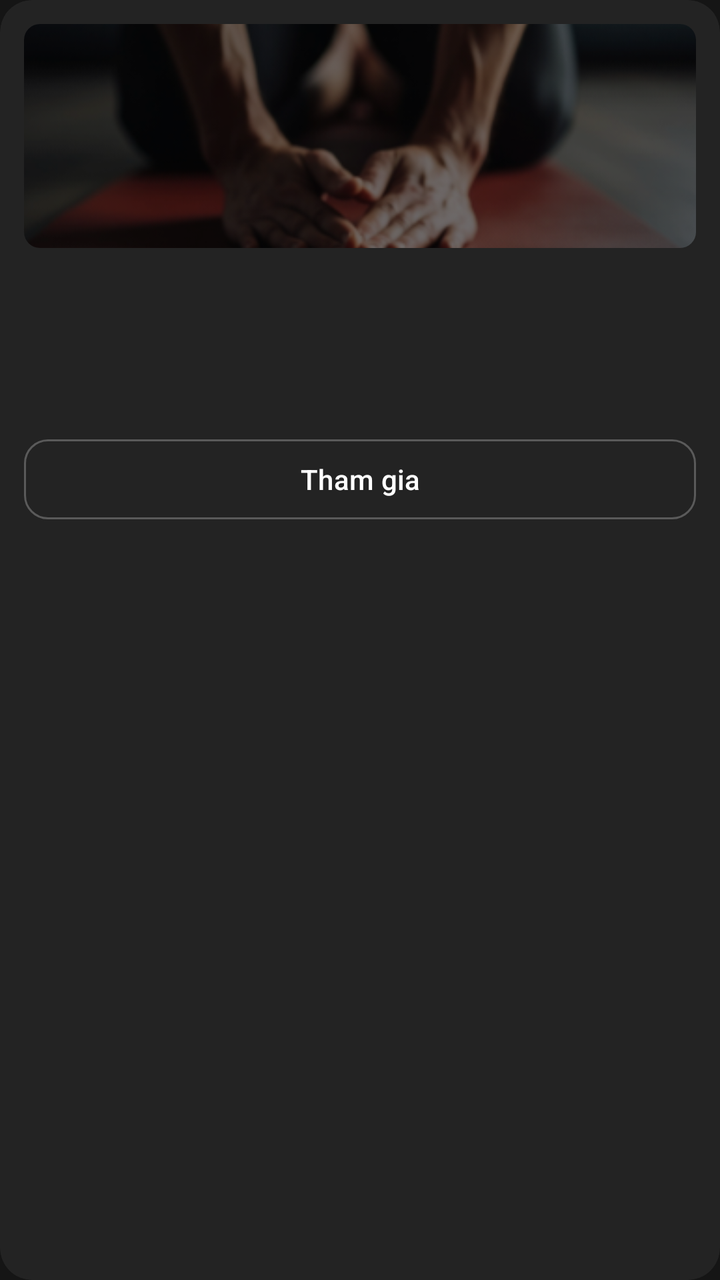
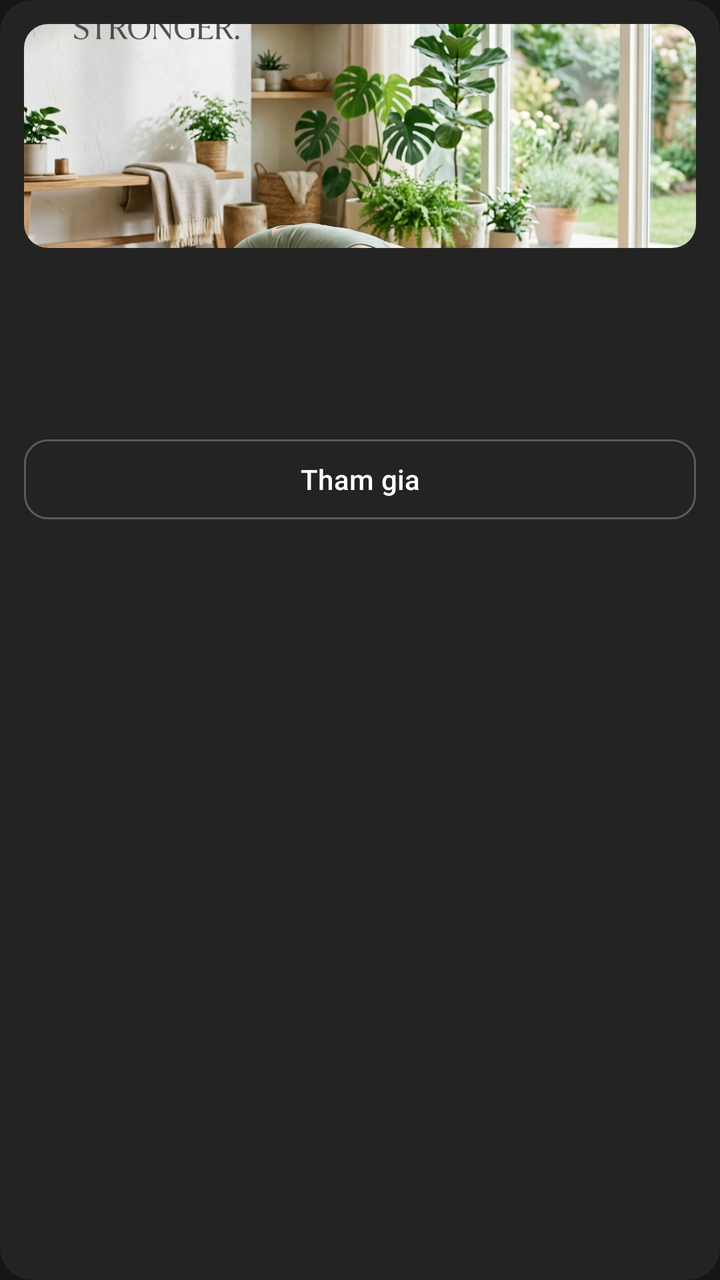

Screens rendered from an Android XML layout before and after an edit, with the pre-edit source and the edit as a unified diff.
<!-- AndroidManifest.xml: application theme Theme.SmartGymAI -->
<!-- res/layout/item_challenge.xml -->
<?xml version="1.0" encoding="utf-8"?>
<androidx.cardview.widget.CardView xmlns:android="http://schemas.android.com/apk/res/android"
    xmlns:app="http://schemas.android.com/apk/res-auto"
    style="@style/Widget.SmartGym.Card"
    android:layout_width="match_parent"
    android:layout_height="wrap_content"
    android:layout_marginBottom="@dimen/spacing_sm">

    <LinearLayout
        android:layout_width="match_parent"
        android:layout_height="wrap_content"
        android:orientation="vertical"
        android:padding="@dimen/spacing_md">

        <ImageView
            android:id="@+id/iv_challenge_image"
            android:layout_width="match_parent"
            android:layout_height="112dp"
            android:layout_marginBottom="@dimen/spacing_md"
            android:background="@drawable/bg_rounded_12"
            android:clipToOutline="true"
            android:importantForAccessibility="no"
            android:scaleType="centerCrop"
            android:src="@drawable/img_hero_wellness" />

        <LinearLayout
            android:layout_width="match_parent"
            android:layout_height="wrap_content"
            android:orientation="vertical">

            <TextView
                android:id="@+id/tv_challenge_title"
                android:layout_width="match_parent"
                android:layout_height="wrap_content"
                android:textAppearance="@style/TextStyle.BodyBold" />

            <TextView
                android:id="@+id/tv_challenge_description"
                android:layout_width="match_parent"
                android:layout_height="wrap_content"
                android:layout_marginTop="@dimen/spacing_xs"
                android:textAppearance="@style/TextStyle.BodyBase" />

            <TextView
                android:id="@+id/tv_challenge_meta"
                android:layout_width="match_parent"
                android:layout_height="wrap_content"
                android:layout_marginTop="@dimen/spacing_xs"
                android:textAppearance="@style/TextStyle.BodyBase"
                android:textColor="@color/primary" />

            <TextView
                android:id="@+id/tv_challenge_status"
                android:layout_width="match_parent"
                android:layout_height="wrap_content"
                android:layout_marginTop="@dimen/spacing_xs"
                android:textAppearance="@style/TextStyle.BodyBase"
                android:visibility="gone" />

            <com.google.android.material.progressindicator.LinearProgressIndicator
                android:id="@+id/progress_challenge"
                android:layout_width="match_parent"
                android:layout_height="wrap_content"
                android:layout_marginTop="@dimen/spacing_sm"
                android:max="100"
                android:progress="0"
                android:visibility="gone"
                app:indicatorColor="@color/primary"
                app:trackColor="@color/surface_container_highest" />
        </LinearLayout>

        <com.google.android.material.button.MaterialButton
            android:id="@+id/btn_join_challenge"
            style="@style/Widget.SmartGym.Button.Outline"
            android:layout_width="match_parent"
            android:layout_height="48dp"
            android:layout_marginTop="@dimen/spacing_md"
            android:text="@string/wellness_join_challenge" />
    </LinearLayout>
</androidx.cardview.widget.CardView>
<!-- resources referenced by this layout -->
<resources>
  <color name="primary">#FF6739FF</color>
  <color name="surface_container_highest">#FF353238</color>
  <dimen name="spacing_md">12dp</dimen>
  <dimen name="spacing_sm">8dp</dimen>
  <dimen name="spacing_xs">4dp</dimen>
  <!-- drawable bg_rounded_12 (drawable) -->
  <?xml version="1.0" encoding="utf-8"?>
  <shape xmlns:android="http://schemas.android.com/apk/res/android"
      android:shape="rectangle">
      <solid android:color="@color/surface_container_high" />
      <corners android:radius="@dimen/radius_sm" />
  </shape>
  <!-- drawable img_hero_wellness: png bitmap (drawable-nodpi, 129447 bytes) -->
  <string name="wellness_join_challenge">Tham gia</string>
  <style name="Theme.SmartGymAI" parent="Theme.Material3.DayNight.NoActionBar">
          
          <item name="colorPrimary">@color/primary</item>
          <item name="colorOnPrimary">@color/on_primary</item>
          <item name="colorPrimaryContainer">@color/primary_container</item>
          <item name="colorOnPrimaryContainer">@color/on_primary_container</item>
  
          
          <item name="colorSecondary">@color/secondary</item>
          <item name="colorOnSecondary">@color/on_secondary</item>
          <item name="colorSecondaryContainer">@color/secondary_container</item>
          <item name="colorOnSecondaryContainer">@color/on_secondary_container</item>
  
          
          <item name="colorTertiary">@color/tertiary</item>
          <item name="colorOnTertiary">@color/on_tertiary</item>
  
          
          <item name="colorError">@color/error</item>
          <item name="colorOnError">@color/on_error</item>
          <item name="colorErrorContainer">@color/error_container</item>
          <item name="colorOnErrorContainer">@color/on_error_container</item>
  
          
          <item name="android:colorBackground">@color/background</item>
          <item name="colorOnBackground">@color/on_background</item>
          <item name="colorSurface">@color/surface</item>
          <item name="colorOnSurface">@color/on_surface</item>
          <item name="colorSurfaceVariant">@color/surface_variant</item>
          <item name="colorOnSurfaceVariant">@color/on_surface_variant</item>
          <item name="colorSurfaceContainerHigh">@color/surface_container_high</item>
  
          
          <item name="colorOutline">@color/outline</item>
          <item name="colorOutlineVariant">@color/outline_variant</item>
  
          
          <item name="android:statusBarColor">@color/transparent</item>
          <item name="android:navigationBarColor">@color/transparent</item>
          <item name="android:windowLightStatusBar">false</item>
          <item name="android:windowBackground">@color/background</item>
  
          
          <item name="bottomNavigationStyle">@style/Widget.SmartGym.BottomNav</item>
      </style>
  <color name="surface_container_high">#FF2B2B2B</color>
  <dimen name="radius_sm">8dp</dimen>
  <color name="on_surface_variant">#FFC9C3D8</color>
  <color name="on_surface">#FFFFFFFF</color>
  <color name="surface_variant">#FF5A5A5A</color>
  <color name="surface_container">#FF232323</color>
  <color name="on_primary">#FFFFFFFF</color>
  <color name="primary_container">#FF2F225C</color>
  <color name="on_primary_container">#FFE9DDFF</color>
  <color name="secondary">#FF997AFF</color>
  <color name="on_secondary">#FFFFFFFF</color>
  <color name="secondary_container">#FF3A2A73</color>
  <color name="on_secondary_container">#FFE9DDFF</color>
  <color name="tertiary">#FF34C759</color>
  <color name="on_tertiary">#FF06220D</color>
  <color name="error">#FFFF6B6B</color>
  <color name="on_error">#FFFFFFFF</color>
  <color name="error_container">#FF522222</color>
  <color name="on_error_container">#FFFFDADA</color>
  <color name="background">#FF151515</color>
  <color name="on_background">#FFFFFFFF</color>
  <color name="surface">#FF1B1B1B</color>
  <color name="outline">#FF908A9D</color>
  <color name="outline_variant">#FF4E4859</color>
  <color name="transparent">#00000000</color>
  <!-- unchanged entries left out for length: 6 -->
</resources>

<!-- the commit's change to res/layout/item_challenge.xml (unified diff, before → after) -->
@@ -12,13 +12,12 @@
         android:orientation="vertical"
         android:padding="@dimen/spacing_md">
 
-        <ImageView
+        <com.google.android.material.imageview.ShapeableImageView
             android:id="@+id/iv_challenge_image"
             android:layout_width="match_parent"
             android:layout_height="112dp"
             android:layout_marginBottom="@dimen/spacing_md"
-            android:background="@drawable/bg_rounded_12"
-            android:clipToOutline="true"
+            app:shapeAppearanceOverlay="@style/ShapeAppearance.SmartGym.RoundedImage"
             android:importantForAccessibility="no"
             android:scaleType="centerCrop"
             android:src="@drawable/img_hero_wellness" />
<!-- resource entries referenced after the edit -->
@@ -5,15 +5,11 @@
   <dimen name="spacing_md">12dp</dimen>
   <dimen name="spacing_sm">8dp</dimen>
   <dimen name="spacing_xs">4dp</dimen>
-  <!-- drawable bg_rounded_12 (drawable) -->
-  <?xml version="1.0" encoding="utf-8"?>
-  <shape xmlns:android="http://schemas.android.com/apk/res/android"
-      android:shape="rectangle">
-      <solid android:color="@color/surface_container_high" />
-      <corners android:radius="@dimen/radius_sm" />
-  </shape>
-  <!-- drawable img_hero_wellness: png bitmap (drawable-nodpi, 129447 bytes) -->
+  <!-- drawable img_hero_wellness: png bitmap (drawable-nodpi, 745511 bytes) -->
   <string name="wellness_join_challenge">Tham gia</string>
+  <style name="ShapeAppearance.SmartGym.RoundedImage" parent="ShapeAppearance.Material3.SmallComponent">
+          <item name="cornerSize">@dimen/radius_md</item>
+      </style>
   <style name="Theme.SmartGymAI" parent="Theme.Material3.DayNight.NoActionBar">
           
           <item name="colorPrimary">@color/primary</item>
@@ -55,12 +51,13 @@
           <item name="android:navigationBarColor">@color/transparent</item>
           <item name="android:windowLightStatusBar">false</item>
           <item name="android:windowBackground">@color/background</item>
+          <item name="android:windowNoTitle">true</item>
   
           
           <item name="bottomNavigationStyle">@style/Widget.SmartGym.BottomNav</item>
       </style>
+  <dimen name="radius_md">12dp</dimen>
   <color name="surface_container_high">#FF2B2B2B</color>
-  <dimen name="radius_sm">8dp</dimen>
   <color name="on_surface_variant">#FFC9C3D8</color>
   <color name="on_surface">#FFFFFFFF</color>
   <color name="surface_variant">#FF5A5A5A</color>
